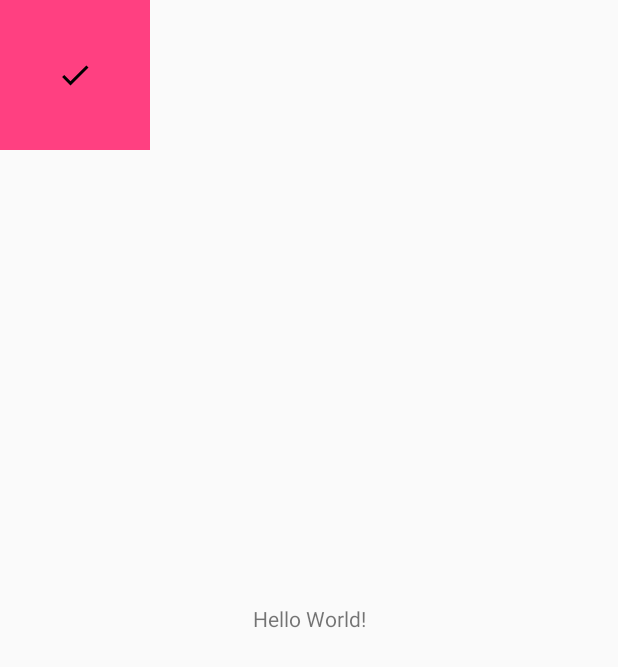
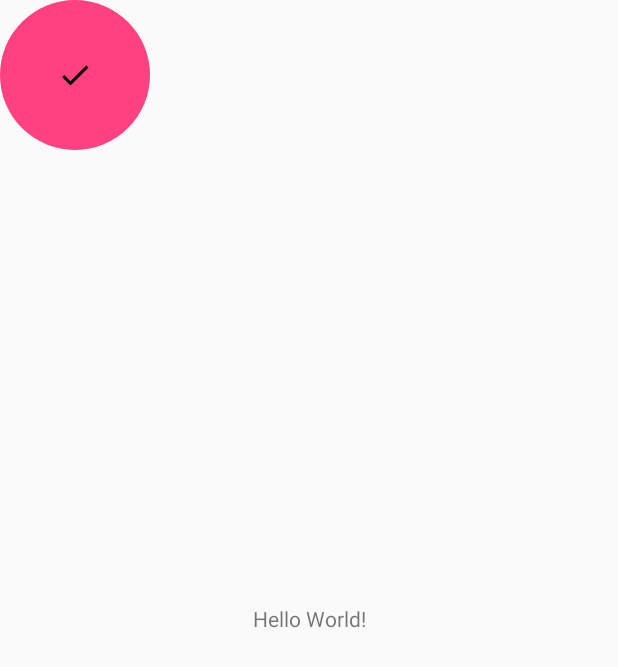
Before and after one commit to dtn9797/Capstone-Project-Udacity, an Android app: the screen it shows after launch (MainActivity), after a tap on an icon or button, on a phone screen of 412 x 824 dp. Shown: the top 667 px of the screen. Run offline under Robolectric (Android 15) with nearby library versions, the phone set to English and light mode, and no system bars.

Commit message:
Set Rounded button

```diff
--- a/app/src/main/java/com/example/duynguyen/amashop/MainActivity.java
+++ b/app/src/main/java/com/example/duynguyen/amashop/MainActivity.java
@@ -1,6 +1,7 @@
 package com.example.duynguyen.amashop;
 
 import android.graphics.drawable.Drawable;
+import android.graphics.drawable.GradientDrawable;
 import android.media.Image;
 import android.support.v7.app.AppCompatActivity;
 import android.os.Bundle;
@@ -21,7 +22,10 @@ public class MainActivity extends AppCompatActivity {
                 imageButton.setSelected(!imageButton.isSelected());
                 imageButton.setImageDrawable(getDrawable(R.drawable.ic_check_black_24dp));
 //                imageButton.setImageDrawable(null);
-                imageButton.setBackgroundColor(getColor(R.color.colorAccent));
+                GradientDrawable gradientDrawable = new GradientDrawable();
+                gradientDrawable.setColor(getColor(R.color.colorAccent));
+                gradientDrawable.setCornerRadius(150);
+                imageButton.setBackground(gradientDrawable);
 
             }
         });
```
